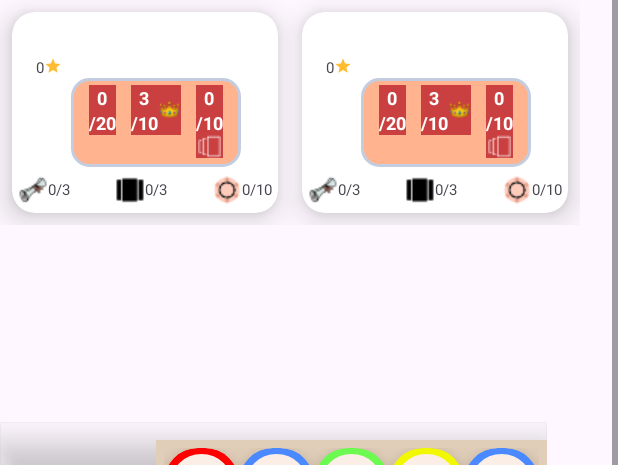
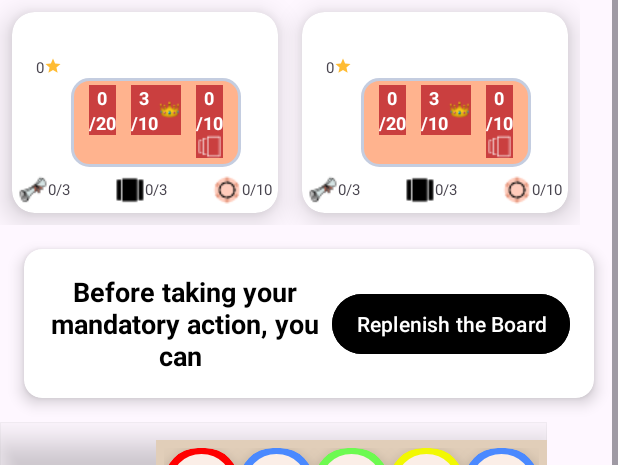
Before and after one commit to Lasciarmi/Project_Mobile_Dev, an Android app: the MainActivity screen opened directly, with no data from a screen before it, on a phone screen of 412 x 824 dp, the part 135-600 px from its top. Run offline under Robolectric (Android 15) with nearby library versions, the phone set to English and light mode, and no system bars.

Commit message:
TaskBar
Cuman Display taskbar, nambah 1 enum SCROLL

```diff
--- a/app/src/main/java/com/example/mainboardsplendor/enumeration/ActiveTaskBar.java
+++ b/app/src/main/java/com/example/mainboardsplendor/enumeration/ActiveTaskBar.java
@@ -3,5 +3,7 @@ package com.example.mainboardsplendor.enumeration;
 public enum ActiveTaskBar {
     GEMS,
     CARD,
-    NONE
+    NONE,
+    SCROLL
+
 }
--- a/app/src/main/java/com/example/mainboardsplendor/view/MainActivity.java
+++ b/app/src/main/java/com/example/mainboardsplendor/view/MainActivity.java
@@ -3,8 +3,6 @@ package com.example.mainboardsplendor.view;
 import android.app.AlertDialog;
 import android.content.Intent;
 import android.os.Bundle;
-import android.view.Gravity;
-import android.view.LayoutInflater;
 import android.view.LayoutInflater;
 import android.view.View;
 import android.widget.Button;
@@ -64,6 +62,7 @@ public class MainActivity extends AppCompatActivity {
 //    private CustomTaskBarBinding taskBarPurchaseCard;
     private CardView taskBarPurchaseCard;
     private CardView taskBarUsePrivilege;
+    private CardView taskBarReplenishBoard;
 
     private GridLayout blueTokenBagPlayer1;
     private GridLayout blueTokenBagPlayer2;
@@ -113,6 +112,7 @@ public class MainActivity extends AppCompatActivity {
         taskBarTakeToken = binding.taskBar.takeGemsTaskBar.cardViewTaskBar;
         taskBarPurchaseCard = binding.taskBar.purchaseCardTaskBar.cardViewTaskBar;
         taskBarUsePrivilege = binding.taskBar.taskBarUsePrivilege;
+        taskBarReplenishBoard = binding.taskBar.replenishBoardTaskBar.cardViewTaskBar;
         setTaskBar(ActiveTaskBar.NONE);
 
         Button takeTokenButton = taskBarTakeToken.findViewById(R.id.task_button);
@@ -240,10 +240,21 @@ public class MainActivity extends AppCompatActivity {
                 textCardButon.setText("Take Selected Card");
                 //setelah dipilih jangan lupa set None biar hilang textnya
                 break;
-            case NONE:
+
+            case SCROLL:
                 taskBarTakeToken.setVisibility(View.INVISIBLE);
                 taskBarPurchaseCard.setVisibility(View.GONE);
+                taskBarUsePrivilege.setVisibility(View.VISIBLE);
+                break;
+                case NONE:
+                taskBarTakeToken.setVisibility(View.GONE);
+                taskBarPurchaseCard.setVisibility(View.GONE);
                 taskBarUsePrivilege.setVisibility(View.GONE);
+                taskBarReplenishBoard.setVisibility(View.VISIBLE);
+                TextView textView = taskBarReplenishBoard.findViewById(R.id.text_task1);
+                Button button = taskBarReplenishBoard.findViewById(R.id.task_button);
+                textView.setText("Before taking your mandatory action, you can ");
+                button.setText("Replenish the Board");
                 break;
         }
     }
--- a/app/src/main/res/layout/layout_task_bar.xml
+++ b/app/src/main/res/layout/layout_task_bar.xml
@@ -16,6 +16,11 @@
 
         <include
             android:id="@+id/purchase_card_task_bar"
+            layout="@layout/custom_task_bar"
+            android:visibility="gone"/>
+
+        <include
+            android:id="@+id/replenish_board_task_bar"
             layout="@layout/custom_task_bar"
             android:visibility="gone"/>
 
```
